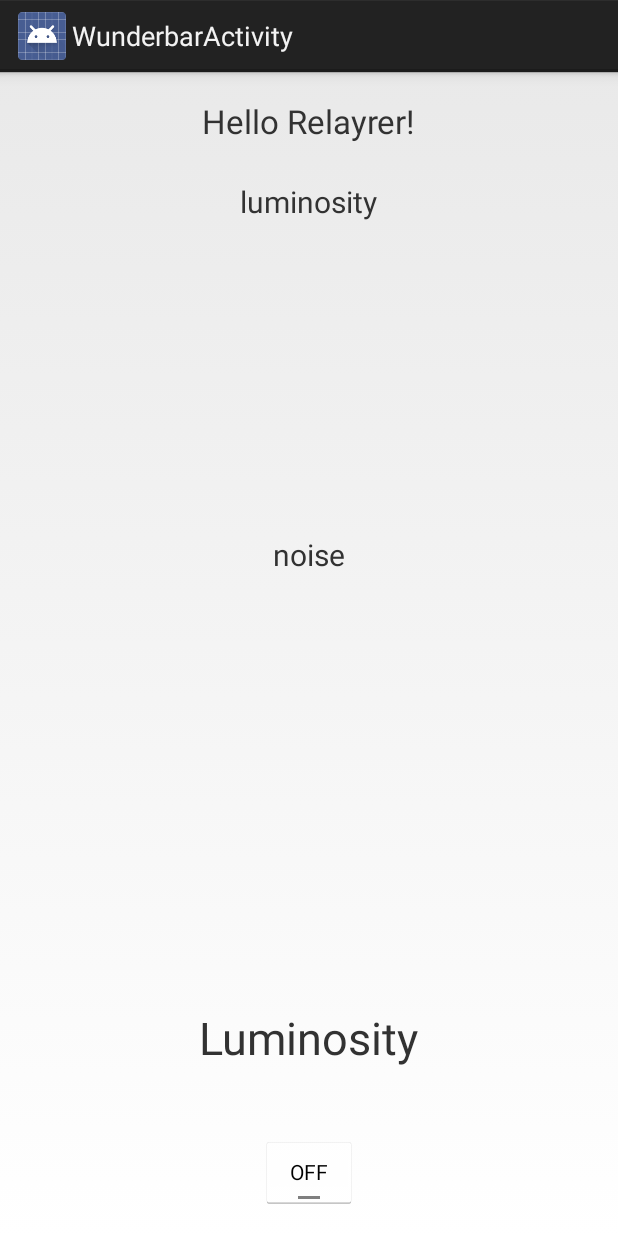
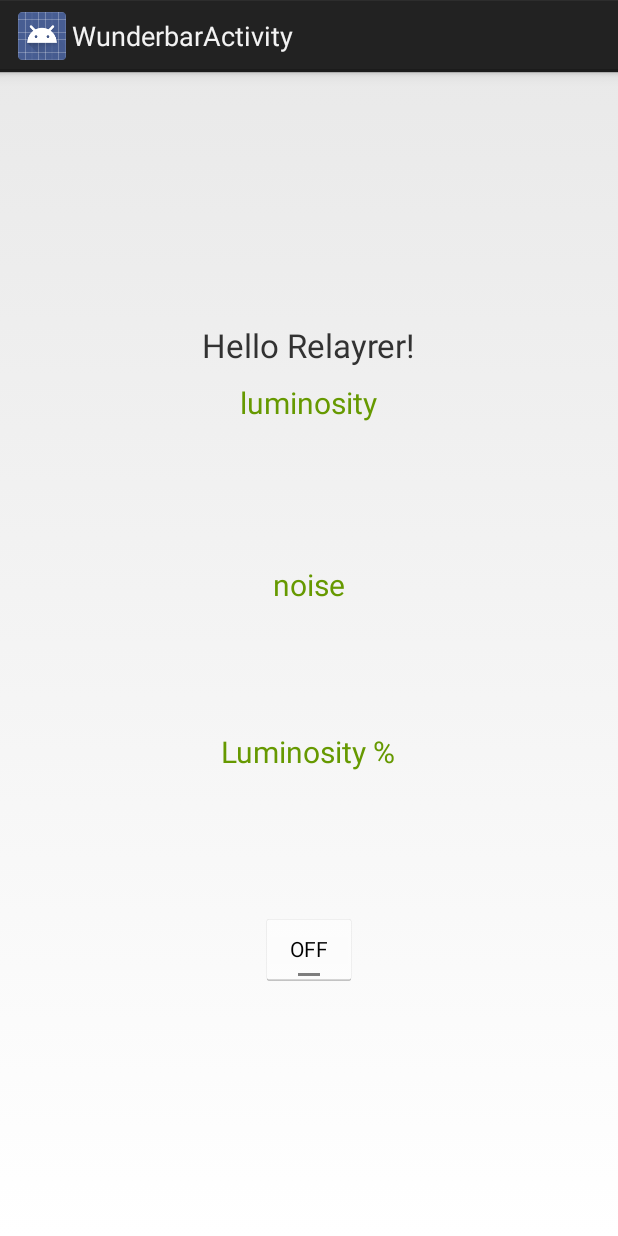
Before and after one commit to olegflo/Wonder1-, an Android app: the ThermometerDemoActivity screen opened directly, with no data from a screen before it, on a phone screen of 412 x 824 dp. Run offline under Robolectric (Android 15) with nearby library versions, the phone set to English and light mode, and no system bars; libraries missing offline, so code that uses them is left out: io.relayr, io.relayr.model, rx.android.schedulers, rx.functions, rx.schedulers and 1 more; 4 statements that could not run were skipped.

Commit message:
Final changes

```diff
--- a/app/src/main/java/com/philips/lighting/quickstart/SoundManager.java
+++ b/app/src/main/java/com/philips/lighting/quickstart/SoundManager.java
@@ -59,6 +59,22 @@ public class SoundManager {
         }).start();
     }
 
+    public void playNormalSound() {
+        new Thread(new Runnable() {
+            @Override
+            public void run() {
+                ToneGenerator toneGenerator = new ToneGenerator(AudioManager.STREAM_MUSIC, 100);
+                toneGenerator.startTone(ToneGenerator.TONE_CDMA_ALERT_CALL_GUARD);
+                try {
+                    Thread.sleep(1000);
+                } catch (InterruptedException e) {
+                    e.printStackTrace();
+                }
+                toneGenerator.stopTone();
+            }
+        }).start();
+    }
+
     public void playStartup() {
         new Thread(new Runnable() {
             @Override
--- a/app/src/main/java/thermometer/ThermometerDemoActivity.java
+++ b/app/src/main/java/thermometer/ThermometerDemoActivity.java
@@ -271,7 +271,7 @@ public class ThermometerDemoActivity extends Activity {
                             int green = color.get("green").intValue();
 
                             int hue = getHue(red, green, blue);
-                            simpleHueController.manageHue(hue);
+                            // simpleHueController.manageHue(hue);
                         }
                     }
                 });
@@ -319,6 +319,7 @@ public class ThermometerDemoActivity extends Activity {
         // TODO: do stuff
         System.out.println("Threshold crossed");
         simpleHueController.manageHue(new Random().nextInt(SimpleHueController.MY_MAX_HUE));
+        soundManager.playNormalSound();
     }
 
     int processLuminosityPercentage(double readingValue) {
--- a/app/src/main/res/layout/activity_thermometer_demo.xml
+++ b/app/src/main/res/layout/activity_thermometer_demo.xml
@@ -11,57 +11,61 @@
         android:id="@+id/txt_welcome"
         android:layout_width="wrap_content"
         android:layout_height="wrap_content"
+        android:layout_marginBottom="10dp"
         android:text="@string/hello_relayr"
         android:textSize="22sp"/>
 
     <TextView
         android:layout_width="wrap_content"
         android:layout_height="wrap_content"
-        android:paddingBottom="25dp"
-        android:paddingTop="25dp"
+        android:paddingBottom="10dp"
         android:text="luminosity"
+        android:textColor="@android:color/holo_green_dark"
         android:textSize="20sp"/>
 
     <TextView
         android:id="@+id/txt_temperature_value"
         android:layout_width="wrap_content"
         android:layout_height="wrap_content"
-        android:paddingBottom="25dp"
-        android:paddingTop="25dp"
-        android:textSize="80sp"/>
+        android:paddingBottom="10dp"
+        android:paddingTop="10dp"
+        android:textSize="40sp"/>
 
     <TextView
         android:layout_width="wrap_content"
         android:layout_height="wrap_content"
-        android:paddingBottom="25dp"
-        android:paddingTop="25dp"
+        android:paddingBottom="10dp"
+        android:paddingTop="10dp"
         android:text="noise"
+        android:textColor="@android:color/holo_green_dark"
         android:textSize="20sp"/>
 
     <TextView
         android:id="@+id/txt_noise_value"
         android:layout_width="wrap_content"
         android:layout_height="wrap_content"
-        android:paddingBottom="25dp"
-        android:paddingTop="25dp"
-        android:textSize="60sp"/>
-
-    <TextView
-        android:id="@+id/tv_percentage"
-        android:layout_width="wrap_content"
-        android:layout_height="wrap_content"
-        android:paddingBottom="25dp"
-        android:paddingTop="25dp"
-        android:textSize="60sp"/>
+        android:paddingBottom="10dp"
+        android:paddingTop="10dp"
+        android:textSize="40sp"/>
 
     <TextView
         android:id="@+id/txt_temperature_name"
         android:layout_width="wrap_content"
         android:layout_height="wrap_content"
         android:layout_gravity="center"
-        android:paddingBottom="25dp"
+        android:paddingBottom="10dp"
         android:text="@string/title_temperature"
-        android:textSize="30sp"/>
+        android:textColor="@android:color/holo_green_dark"
+        android:textSize="20sp"/>
+
+    <TextView
+        android:id="@+id/tv_percentage"
+        android:layout_width="wrap_content"
+        android:layout_height="wrap_content"
+        android:paddingBottom="10dp"
+        android:paddingTop="10dp"
+        android:textSize="40sp"/>
+
 
     <ToggleButton
         android:id="@+id/switchOn"
@@ -69,7 +73,7 @@
         android:layout_height="wrap_content"
         android:layout_below="@id/buttonRand"
         android:layout_centerHorizontal="true"
-        android:layout_marginTop="20dp"
+        android:layout_marginTop="10dp"
         android:paddingLeft="10dp"
         android:paddingRight="10dp"
         android:text="@string/btn_random"/>
--- a/app/src/main/res/values/strings.xml
+++ b/app/src/main/res/values/strings.xml
@@ -40,6 +40,6 @@
     <string name="successfully_logged_out">You were successfully logged out!</string>
     <string name="unsuccessfully_logged_in">There was a problem in the log in.</string>
     <string name="something_went_wrong">Oops! Something went wrong</string>
-    <string name="title_temperature">Luminosity</string>
+    <string name="title_temperature">Luminosity %</string>
 
 </resources>
```
